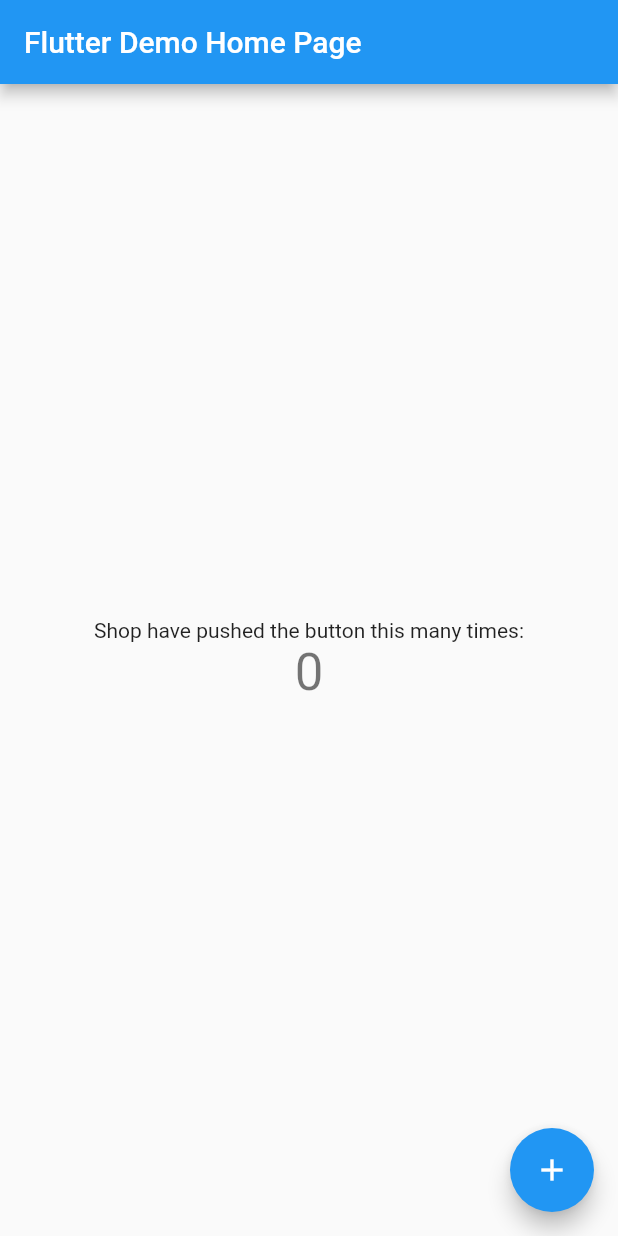
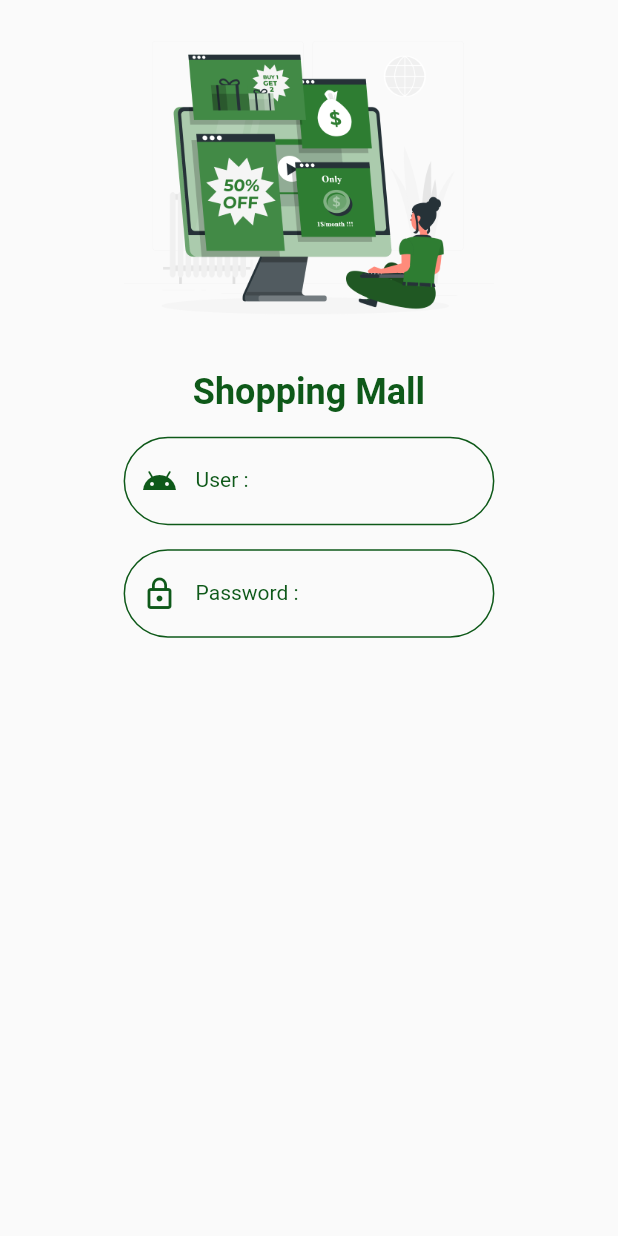
Before and after one commit to klongchan/ShoppingMall, a Flutter app: the screen it shows after launch, on a phone screen of 412 x 824 dp. Run offline on Flutter 3.47's test engine with Material 2 defaults, Android fonts, the phone set to English and light mode, and no system bars.

Commit message:
update today

```diff
--- a/lib/main.dart
+++ b/lib/main.dart
@@ -1,115 +1,35 @@
 import 'package:flutter/material.dart';
+import 'package:shoppingmall/states/authen.dart';
+import 'package:shoppingmall/states/buyer_service.dart';
+import 'package:shoppingmall/states/create_account.dart';
+import 'package:shoppingmall/states/rider_service.dart';
+import 'package:shoppingmall/states/saler_service.dart';
+import 'package:shoppingmall/utility/my_constant.dart';
+
+final Map<String, WidgetBuilder> map = {
+  '/authen': (BuildContext context) => Authen(),
+  '/createAccount': (BuildContext context) => CreateAccount(),
+  'buyerService': (BuildContext context) => BuyerService(),
+  'salerService': (BuildContext context) => SalerService(),
+  'riderService': (BuildContext context) => RiderService(),
+};
+
+String? initlalRoute;
 
 void main() {
-  runApp(const MyApp());
+  initlalRoute = MyConstant.routeAuthen;
+  runApp(MyApp());
 }
 
 class MyApp extends StatelessWidget {
-  const MyApp({super.key});
+  const MyApp({Key? key}) : super(key: key);
 
-  // This widget is the root of your application.
   @override
   Widget build(BuildContext context) {
     return MaterialApp(
-      title: 'Flutter Demo',
-      theme: ThemeData(
-        // This is the theme of your application.
-        //
-        // Try running your application with "flutter run". You'll see the
-        // application has a blue toolbar. Then, without quitting the app, try
-        // changing the primarySwatch below to Colors.green and then invoke
-        // "hot reload" (press "r" in the console where you ran "flutter run",
-        // or simply save your changes to "hot reload" in a Flutter IDE).
-        // Notice that the counter didn't reset back to zero; the application
-        // is not restarted.
-        primarySwatch: Colors.blue,
-      ),
-      home: const MyHomePage(title: 'Flutter Demo Home Page'),
+      title: MyConstant.appName,
+      routes: map,
+      initialRoute: initlalRoute,
     );
   }
 }
-
-class MyHomePage extends StatefulWidget {
-  const MyHomePage({super.key, required this.title});
-
-  // This widget is the home page of your application. It is stateful, meaning
-  // that it has a State object (defined below) that contains fields that affect
-  // how it looks.
-
-  // This class is the configuration for the state. It holds the values (in this
-  // case the title) provided by the parent (in this case the App widget) and
-  // used by the build method of the State. Fields in a Widget subclass are
-  // always marked "final".
-
-  final String title;
-
-  @override
-  State<MyHomePage> createState() => _MyHomePageState();
-}
-
-class _MyHomePageState extends State<MyHomePage> {
-  int _counter = 0;
-
-  void _incrementCounter() {
-    setState(() {
-      // This call to setState tells the Flutter framework that something has
-      // changed in this State, which causes it to rerun the build method below
-      // so that the display can reflect the updated values. If we changed
-      // _counter without calling setState(), then the build method would not be
-      // called again, and so nothing would appear to happen.
-      _counter++;
-    });
-  }
-
-  @override
-  Widget build(BuildContext context) {
-    // This method is rerun every time setState is called, for instance as done
-    // by the _incrementCounter method above.
-    //
-    // The Flutter framework has been optimized to make rerunning build methods
-    // fast, so that you can just rebuild anything that needs updating rather
-    // than having to individually change instances of widgets.
-    return Scaffold(
-      appBar: AppBar(
-        // Here we take the value from the MyHomePage object that was created by
-        // the App.build method, and use it to set our appbar title.
-        title: Text(widget.title),
-      ),
-      body: Center(
-        // Center is a layout widget. It takes a single child and positions it
-        // in the middle of the parent.
-        child: Column(
-          // Column is also a layout widget. It takes a list of children and
-          // arranges them vertically. By default, it sizes itself to fit its
-          // children horizontally, and tries to be as tall as its parent.
-          //
-          // Invoke "debug painting" (press "p" in the console, choose the
-          // "Toggle Debug Paint" action from the Flutter Inspector in Android
-          // Studio, or the "Toggle Debug Paint" command in Visual Studio Code)
-          // to see the wireframe for each widget.
-          //
-          // Column has various properties to control how it sizes itself and
-          // how it positions its children. Here we use mainAxisAlignment to
-          // center the children vertically; the main axis here is the vertical
-          // axis because Columns are vertical (the cross axis would be
-          // horizontal).
-          mainAxisAlignment: MainAxisAlignment.center,
-          children: <Widget>[
-            const Text(
-              'Shop have pushed the button this many times:',
-            ),
-            Text(
-              '$_counter',
-              style: Theme.of(context).textTheme.headline4,
-            ),
-          ],
-        ),
-      ),
-      floatingActionButton: FloatingActionButton(
-        onPressed: _incrementCounter,
-        tooltip: 'Increment',
-        child: const Icon(Icons.add),
-      ), // This trailing comma makes auto-formatting nicer for build methods.
-    );
-  }
-}
--- /dev/null
+++ b/lib/states/authen.dart
@@ -0,0 +1,121 @@
+// ignore_for_file: prefer_const_constructors
+
+import 'package:flutter/material.dart';
+import 'package:shoppingmall/utility/my_constant.dart';
+import 'package:shoppingmall/widgets/show_image.dart';
+import 'package:shoppingmall/widgets/show_title.dart';
+
+class Authen extends StatefulWidget {
+  const Authen({Key? key}) : super(key: key);
+
+  @override
+  // ignore: library_private_types_in_public_api
+  _AuthenState createState() => _AuthenState();
+}
+
+class _AuthenState extends State<Authen> {
+  bool statusRedEye = true;
+
+  @override
+  Widget build(BuildContext context) {
+    double size = MediaQuery.of(context).size.width;
+    // ignore: prefer_const_constructors
+    return Scaffold(
+      body: SafeArea(
+        child: ListView(
+          children: [
+            buildImage(size),
+            buildAppName(),
+            buildUser(size),
+            buildPassword(size),
+          ],
+        ),
+      ),
+    );
+  }
+
+  Row buildUser(double size) {
+    return Row(
+      mainAxisAlignment: MainAxisAlignment.center,
+      children: [
+        Container(
+          margin: EdgeInsets.only(top: 16),
+          width: size * 0.6,
+          child: TextFormField(
+            decoration: InputDecoration(
+              labelStyle: MyConstant().h3Style(),
+              labelText: 'User :',
+              prefixIcon: Icon(
+                Icons.android,
+                color: MyConstant.dark,
+              ),
+              enabledBorder: OutlineInputBorder(
+                borderSide: BorderSide(color: MyConstant.dark),
+                borderRadius: BorderRadius.circular(30),
+              ),
+              focusedBorder: OutlineInputBorder(
+                borderSide: BorderSide(color: MyConstant.light),
+                borderRadius: BorderRadius.circular(30),
+              ),
+            ),
+          ),
+        ),
+      ],
+    );
+  }
+
+  Row buildPassword(double size) {
+    return Row(
+      mainAxisAlignment: MainAxisAlignment.center,
+      children: [
+        Container(
+          margin: EdgeInsets.only(top: 16),
+          width: size * 0.6,
+          child: TextFormField(
+            obscureText: statusRedEye,
+            decoration: InputDecoration(
+              labelStyle: MyConstant().h3Style(),
+              labelText: 'Password :',
+              prefixIcon: Icon(
+                Icons.lock_outline,
+                color: MyConstant.dark,
+              ),
+              enabledBorder: OutlineInputBorder(
+                borderSide: BorderSide(color: MyConstant.dark),
+                borderRadius: BorderRadius.circular(30),
+              ),
+              focusedBorder: OutlineInputBorder(
+                borderSide: BorderSide(color: MyConstant.light),
+                borderRadius: BorderRadius.circular(30),
+              ),
+            ),
+          ),
+        ),
+      ],
+    );
+  }
+
+  Row buildAppName() {
+    return Row(
+      mainAxisAlignment: MainAxisAlignment.center,
+      children: [
+        ShowTitle(
+          title: MyConstant.appName,
+          textStyle: MyConstant().h1Style(),
+        ),
+      ],
+    );
+  }
+
+  Row buildImage(double size) {
+    return Row(
+      mainAxisAlignment: MainAxisAlignment.center,
+      children: [
+        Container(
+          width: size * 0.6,
+          child: ShowImage(path: MyConstant.image1),
+        ),
+      ],
+    );
+  }
+}
--- /dev/null
+++ b/lib/states/buyer_service.dart
@@ -0,0 +1,19 @@
+import 'package:flutter/material.dart';
+
+class BuyerService extends StatefulWidget {
+  const BuyerService({ Key? key}) :super(key: key);
+
+  @override
+  // ignore: library_private_types_in_public_api
+  _BuyerServiceState createState() => _BuyerServiceState();
+}
+
+class _BuyerServiceState extends State<BuyerService> {
+  @override
+  Widget build(BuildContext context) {
+    // ignore: prefer_const_constructors
+    return Scaffold(
+
+    );
+  }
+}
--- /dev/null
+++ b/lib/states/create_account.dart
@@ -0,0 +1,20 @@
+import 'package:flutter/material.dart';
+
+class CreateAccount extends StatefulWidget {
+  const CreateAccount({ Key? key}) :super(key: key);
+
+  @override
+
+  // ignore: library_private_types_in_public_api
+  _CreateAccountState  createState() => _CreateAccountState();
+}
+
+class  _CreateAccountState extends State<CreateAccount> {
+  @override
+  Widget build(BuildContext context) {
+    // ignore: prefer_const_constructors
+    return Scaffold(
+
+    );
+  }
+}
--- /dev/null
+++ b/lib/states/rider_service.dart
@@ -0,0 +1,19 @@
+import 'package:flutter/material.dart';
+
+class RiderService extends StatefulWidget {
+  const RiderService({ Key? key }) : super(key: key);
+
+  @override
+  // ignore: library_private_types_in_public_api
+  _RiderServiceState createState() => _RiderServiceState();
+}
+
+class _RiderServiceState extends State<RiderService> {
+  @override
+  Widget build(BuildContext context) {
+    // ignore: prefer_const_constructors
+    return Scaffold(
+
+    );
+  }
+}
--- /dev/null
+++ b/lib/states/saler_service.dart
@@ -0,0 +1,19 @@
+import 'package:flutter/material.dart';
+
+class SalerService extends StatefulWidget {
+  const SalerService({ Key? key }) : super(key: key);
+
+  @override
+  // ignore: library_private_types_in_public_api
+  _SalerServiceState createState() => _SalerServiceState();
+}
+
+class _SalerServiceState extends State<SalerService> {
+  @override
+  Widget build(BuildContext context) {
+    // ignore: prefer_const_constructors
+    return Scaffold(
+
+    );
+  }
+}
--- /dev/null
+++ b/lib/utility/my_constant.dart
@@ -0,0 +1,41 @@
+import 'package:flutter/material.dart';
+
+class MyConstant {
+  // Genernal
+  static String appName = 'Shopping Mall';
+
+  // Route
+  static String routeAuthen = '/authen';
+  static String routeCreateAccount = '/createAccount';
+  static String routeBuyerService = 'buyerService';
+  static String routeSalerService = 'salerService';
+  static String routeRiderservice = 'riderService';
+
+  // Image
+  static String image1 = 'images/image1.png';
+  static String image2 = 'images/image2.png';
+  static String image3 = 'images/image3.png';
+  static String image4 = 'images/image4.png';
+
+  // Color
+  static Color primary = Color(0xff438743);
+  static Color dark = Color(0xff0e5919);
+  static Color light = Color(0xff73b76f);
+
+  // Style
+  TextStyle h1Style() => TextStyle(
+    fontSize: 24,
+    color: dark,
+    fontWeight: FontWeight.bold,
+  );
+  TextStyle h2Style() => TextStyle(
+    fontSize: 18,
+    color: dark,
+    fontWeight: FontWeight.w700,
+  );
+  TextStyle h3Style() => TextStyle(
+    fontSize: 14,
+    color: dark,
+    fontWeight: FontWeight.normal,
+  );
+}
--- /dev/null
+++ b/lib/widgets/show_image.dart
@@ -0,0 +1,11 @@
+import 'package:flutter/material.dart';
+
+class ShowImage extends StatelessWidget {
+  final String path;
+  const ShowImage({Key? key, required this.path}) : super(key: key);
+
+  @override
+  Widget build(BuildContext context) {
+    return Image.asset(path);
+  }
+}
--- /dev/null
+++ b/lib/widgets/show_title.dart
@@ -0,0 +1,19 @@
+import 'package:flutter/material.dart';
+
+class ShowTitle extends StatelessWidget {
+  final String title;
+  final TextStyle textStyle;
+  const ShowTitle({
+    Key? key,
+    required this.title,
+    required this.textStyle,
+  }) : super(key: key);
+
+  @override
+  Widget build(BuildContext context) {
+    return Text(
+      title,
+      style: textStyle,
+    );
+  }
+}
--- a/pubspec.yaml
+++ b/pubspec.yaml
@@ -60,8 +60,8 @@ flutter:
   uses-material-design: true
 
   # To add assets to your application, add an assets section, like this:
-  # assets:
-  #   - images/a_dot_burr.jpeg
+  assets:
+    - images/
   #   - images/a_dot_ham.jpeg
 
   # An image asset can refer to one or more resolution-specific "variants", see
```
Also changed, not shown: images/image1.png (added), images/image2.png (added), images/image3.png (added), images/image4.png (added).
